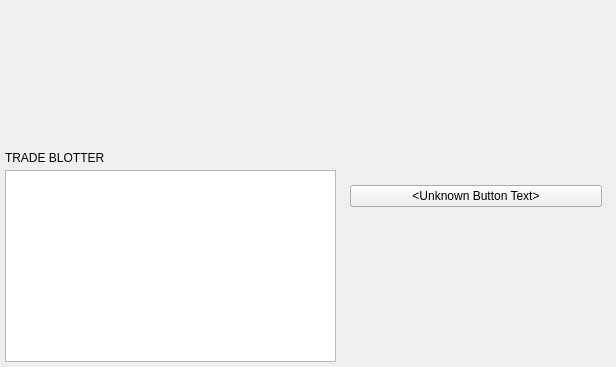
Above: BlockSettleUILib/Trading/RFQRequestWidget.ui from BlockSettle/terminal before the change. Below: the same form after it.
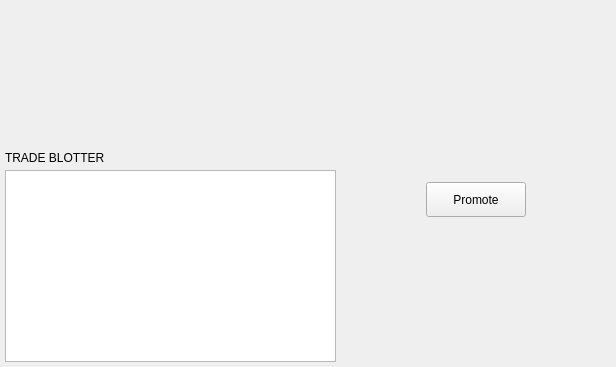
That is the form after the change. Custom widgets are drawn as their Qt base class.

Commit message: Add new style for shield dialog buttons

Diff of the .ui file:
```diff
--- a/BlockSettleUILib/Trading/RFQRequestWidget.ui
+++ b/BlockSettleUILib/Trading/RFQRequestWidget.ui
@@ -240,12 +240,6 @@
         </property>
         <widget class="QWidget" name="shieldPage">
          <layout class="QVBoxLayout" name="verticalLayout_6">
-          <property name="spacing">
-           <number>10</number>
-          </property>
-          <property name="sizeConstraint">
-           <enum>QLayout::SetNoConstraint</enum>
-          </property>
           <item>
            <spacer name="verticalSpacer_2">
             <property name="orientation">
@@ -253,8 +247,8 @@
             </property>
             <property name="sizeHint" stdset="0">
              <size>
-              <width>20</width>
-              <height>40</height>
+              <width>17</width>
+              <height>128</height>
              </size>
             </property>
            </spacer>
@@ -265,11 +259,23 @@
              <bool>true</bool>
             </property>
             <property name="sizePolicy">
-             <sizepolicy hsizetype="Preferred" vsizetype="Fixed">
+             <sizepolicy hsizetype="Preferred" vsizetype="Preferred">
               <horstretch>0</horstretch>
               <verstretch>0</verstretch>
              </sizepolicy>
             </property>
+            <property name="minimumSize">
+             <size>
+              <width>0</width>
+              <height>25</height>
+             </size>
+            </property>
+            <property name="maximumSize">
+             <size>
+              <width>16777215</width>
+              <height>35</height>
+             </size>
+            </property>
             <property name="text">
              <string>&lt;Unknown Shield Text&gt;</string>
             </property>
@@ -282,21 +288,72 @@
            </widget>
           </item>
           <item>
-           <widget class="QPushButton" name="shieldButton">
-            <property name="text">
-             <string>&lt;Unknown Button Text&gt;</string>
-            </property>
-           </widget>
+           <layout class="QHBoxLayout" name="horizontalLayout_3">
+            <item>
+             <spacer name="horizontalSpacer_2">
+              <property name="orientation">
+               <enum>Qt::Horizontal</enum>
+              </property>
+              <property name="sizeHint" stdset="0">
+               <size>
+                <width>40</width>
+                <height>20</height>
+               </size>
+              </property>
+             </spacer>
+            </item>
+            <item>
+             <widget class="QPushButton" name="shieldButton">
+              <property name="sizePolicy">
+               <sizepolicy hsizetype="Expanding" vsizetype="Expanding">
+                <horstretch>0</horstretch>
+                <verstretch>0</verstretch>
+               </sizepolicy>
+              </property>
+              <property name="minimumSize">
+               <size>
+                <width>100</width>
+                <height>25</height>
+               </size>
+              </property>
+              <property name="maximumSize">
+               <size>
+                <width>100</width>
+                <height>35</height>
+               </size>
+              </property>
+              <property name="text">
+               <string>Promote</string>
+              </property>
+             </widget>
+            </item>
+            <item>
+             <spacer name="horizontalSpacer">
+              <property name="orientation">
+               <enum>Qt::Horizontal</enum>
+              </property>
+              <property name="sizeHint" stdset="0">
+               <size>
+                <width>40</width>
+                <height>20</height>
+               </size>
+              </property>
+             </spacer>
+            </item>
+           </layout>
           </item>
           <item>
            <spacer name="verticalSpacer">
             <property name="orientation">
              <enum>Qt::Vertical</enum>
             </property>
+            <property name="sizeType">
+             <enum>QSizePolicy::Expanding</enum>
+            </property>
             <property name="sizeHint" stdset="0">
              <size>
-              <width>20</width>
-              <height>40</height>
+              <width>17</width>
+              <height>128</height>
              </size>
             </property>
            </spacer>
```
